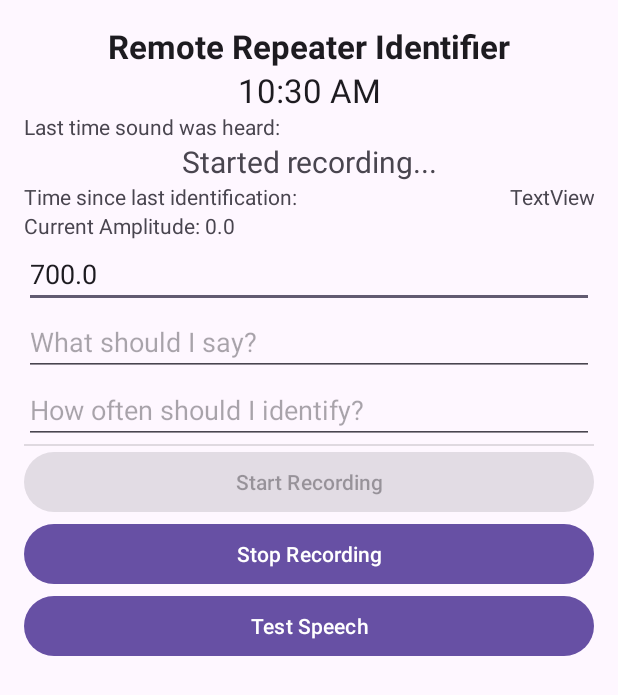
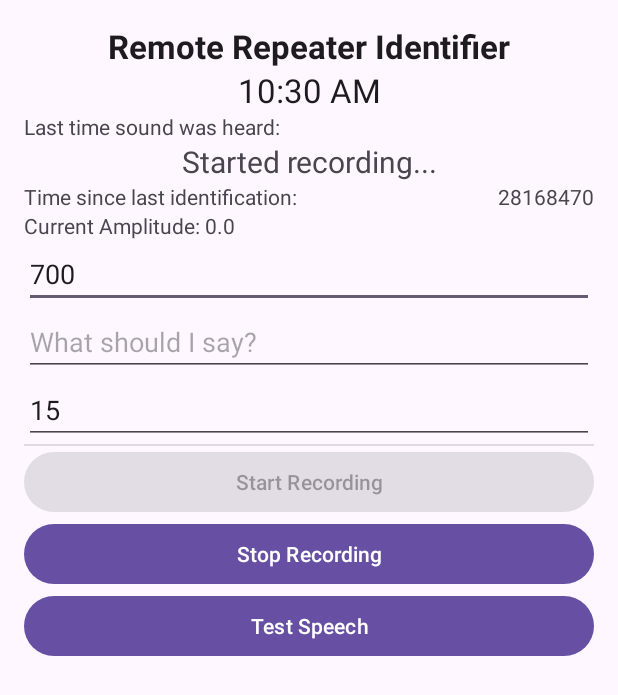
Before and after one commit to nathanchilton/remote-identifier, an Android app: the screen it shows after launch (MainActivity), after a tap on "Start Recording", on a phone screen of 412 x 824 dp. Shown: the top 695 px of the screen. Run offline under Robolectric (Android 15) with nearby library versions, the phone set to English and light mode, and no system bars.

Commit message:
feat: Values input by user will persist

```diff
--- a/app/src/main/java/com/nathanchilton/remoteidentifier/MainActivity.java
+++ b/app/src/main/java/com/nathanchilton/remoteidentifier/MainActivity.java
@@ -2,6 +2,7 @@ package com.nathanchilton.remoteidentifier;
 
 import androidx.appcompat.app.AppCompatActivity;
 
+import android.content.SharedPreferences;
 import android.os.Bundle;
 import android.os.Handler;
 
@@ -30,6 +31,8 @@ import android.widget.Toast;
 //public class SoundDetectionActivity extends AppCompatActivity {
 public class MainActivity extends AppCompatActivity {
 
+    private final String appName = "Remote Identifier"; // getString(R.string.app_name);
+
     private static final int REQUEST_RECORD_AUDIO_PERMISSION = 200;
     private boolean permissionToRecordAccepted = false;
     private String[] permissions = { Manifest.permission.RECORD_AUDIO };
@@ -38,31 +41,41 @@ public class MainActivity extends AppCompatActivity {
     private TextView timestampTextView;
     private double initialThreshold = 700;
     private final int DEFAULT_ANNOUNCEMENT_FREQUENCY = 15;
-    private int announcementFrequency = DEFAULT_ANNOUNCEMENT_FREQUENCY;
-    private double threshold = initialThreshold;
+    private final int DEFAULT_THRESHOLD = 700;
+
+    private float announcementFrequency = DEFAULT_ANNOUNCEMENT_FREQUENCY;
+    // private int threshold = DEFAULT_THRESHOLD;
 
     private long timeOfLastAnnouncement = 0;
     private long timeOfLastSoundWhichExceededTheThreshold = 0;
 
     TextToSpeech textToSpeech;
+
+    EditText thresholdEditText;
     EditText identificationText;
     EditText announcementFrequencyEditText;
+
     TextView currentAmplitude;
-    Button testSpeech;
+    SharedPreferences sharedPreferences;
 
     @Override
     protected void onCreate(Bundle savedInstanceState) {
+        sharedPreferences = getSharedPreferences(appName, MODE_PRIVATE);
+
         super.onCreate(savedInstanceState);
         setContentView(R.layout.activity_sound_detection);
 
         timestampTextView = findViewById(R.id.timestampTextView);
         ((EditText) findViewById(R.id.thresholdEditText)).setText(String.valueOf(initialThreshold));
+
         currentAmplitude = (TextView) findViewById(R.id.currentAmplitude);
-
+        identificationText = (EditText) findViewById(R.id.identificationText);
         announcementFrequencyEditText = (EditText) findViewById(R.id.announcementFrequency);
-
+        thresholdEditText = (EditText) findViewById(R.id.thresholdEditText);
 
         ActivityCompat.requestPermissions(this, permissions, REQUEST_RECORD_AUDIO_PERMISSION);
+
+        loadSettings();
 
         textToSpeech = new TextToSpeech(getApplicationContext(), new TextToSpeech.OnInitListener() {
             @Override
@@ -73,9 +86,7 @@ public class MainActivity extends AppCompatActivity {
             }
         });
 
-        identificationText = findViewById(R.id.identificationText);
-        testSpeech = findViewById(R.id.testSpeech);
-
+        Button testSpeech = findViewById(R.id.testSpeech);
         testSpeech.setOnClickListener(new View.OnClickListener() {
             @Override
             public void onClick(View v) {
@@ -101,21 +112,53 @@ public class MainActivity extends AppCompatActivity {
             }
         });
 
-        EditText thresholdEditText = findViewById(R.id.thresholdEditText);
         thresholdEditText.addTextChangedListener(new TextWatcher() {
+
+            @Override
+            public void onTextChanged(CharSequence charSequence, int i, int i1, int i2) {
+                saveSettings();
+                // loadSettings();
+            }
+
             @Override
             public void beforeTextChanged(CharSequence charSequence, int i, int i1, int i2) {
                 // Not used in this implementation
             }
 
             @Override
+            public void afterTextChanged(Editable editable) {
+                // Not used in this implementation
+            }
+        });
+
+        announcementFrequencyEditText.addTextChangedListener(new TextWatcher() {
+            @Override
             public void onTextChanged(CharSequence charSequence, int i, int i1, int i2) {
-                // Check if the input is a valid double and update the threshold value
-                try {
-                    threshold = Double.parseDouble(charSequence.toString());
-                } catch (NumberFormatException e) {
-                    threshold = 0.0; // Set a default threshold if parsing fails
-                }
+                saveSettings();
+                // loadSettings();
+            }
+
+            @Override
+            public void beforeTextChanged(CharSequence charSequence, int i, int i1, int i2) {
+                // Not used in this implementation
+            }
+
+            @Override
+            public void afterTextChanged(Editable editable) {
+                // Not used in this implementation
+            }
+        });
+
+        identificationText.addTextChangedListener(new TextWatcher() {
+            @Override
+            public void onTextChanged(CharSequence charSequence, int i, int i1, int i2) {
+                saveSettings();
+                // loadSettings();
+            }
+
+            @Override
+            public void beforeTextChanged(CharSequence charSequence, int i, int i1, int i2) {
+                // Not used in this implementation
             }
 
             @Override
@@ -125,14 +168,59 @@ public class MainActivity extends AppCompatActivity {
         });
     }
 
+    public void loadSettings() {
+        int thresholdValue = sharedPreferences.getInt("threshold", DEFAULT_THRESHOLD);
+        thresholdEditText.setText(String.valueOf(thresholdValue));
+
+        int announcementFrequency = sharedPreferences.getInt("announcementFrequency", DEFAULT_ANNOUNCEMENT_FREQUENCY);
+        announcementFrequencyEditText.setText(String.valueOf(announcementFrequency));
+
+        String identificationTextString = sharedPreferences.getString("identificationText", "");
+        identificationText.setText(String.valueOf(identificationTextString));
+    }
+
+    public void saveSettings() {
+        SharedPreferences.Editor editor = sharedPreferences.edit();
+        editor.putInt("threshold", getThreshold());
+        editor.putInt("announcementFrequency", getAnnouncementFrequency());
+        editor.putString("identificationText", getIdentificationText());
+        editor.apply();
+    }
+
+    private int getThreshold() {
+        int threshold = DEFAULT_THRESHOLD;
+        try {
+            threshold = Integer.parseInt(thresholdEditText.getText().toString());
+        } catch (Exception e) {
+            System.out.println("Failed to parse value for threshold:\n" + e.getMessage());
+            e.printStackTrace();
+        }
+        return threshold;
+    }
+
+    private int getAnnouncementFrequency() {
+        int howManyMinutes = DEFAULT_ANNOUNCEMENT_FREQUENCY;
+        try {
+            howManyMinutes = Integer.parseInt(announcementFrequencyEditText.getText().toString());
+        } catch (Exception e) {
+            System.out.println("Failed to parse value for announcementFrequency:\n" + e.getMessage());
+            e.printStackTrace();
+        }
+        return howManyMinutes;
+    }
+
+    private String getIdentificationText() {
+        String returnValue = identificationText.getText().toString();
+        return returnValue;
+    }
+
     private void makeAnnouncement() {
-        String toSpeak = identificationText.getText().toString();
+        String toSpeak = getIdentificationText();
         Toast.makeText(getApplicationContext(), toSpeak, Toast.LENGTH_SHORT).show();
         textToSpeech.speak(toSpeak, TextToSpeech.QUEUE_FLUSH, null);
 
         // reset the timeOfLastAnnouncement to the current time
         timeOfLastAnnouncement = System.currentTimeMillis();
-
     }
 
     @Override
@@ -156,7 +244,6 @@ public class MainActivity extends AppCompatActivity {
         final String filePath = outputFile.getAbsolutePath();
 
         final EditText thresholdEditText = findViewById(R.id.thresholdEditText);
-        threshold = Double.parseDouble(thresholdEditText.getText().toString());
 
         mediaRecorder = new MediaRecorder();
         mediaRecorder.setAudioSource(MediaRecorder.AudioSource.MIC);
@@ -172,6 +259,8 @@ public class MainActivity extends AppCompatActivity {
             handler.postDelayed(new Runnable() {
                 @Override
                 public void run() {
+                    int threshold = getThreshold();
+
                     if (mediaRecorder != null) {
                         double amplitude = getAmplitude();
                         currentAmplitude.setText("Current Amplitude: " + String.valueOf(amplitude));
@@ -183,19 +272,17 @@ public class MainActivity extends AppCompatActivity {
                             timeOfLastSoundWhichExceededTheThreshold = System.currentTimeMillis();
                         } else {
                             // nobody is talking, so we can make an announcement, if appropriate
-                            // Check if the input is a valid double and update the threshold value
-                            announcementFrequency = DEFAULT_ANNOUNCEMENT_FREQUENCY;
-                            try {
-                                announcementFrequency = Integer.parseInt(announcementFrequencyEditText.toString());
-                            } catch (NumberFormatException e) {
-                                System.out.println("Failed to parse value for announcementFrequency:\n" + e.getMessage());
-                                e.printStackTrace();
+
+                            // if timeSinceLastAnnouncement > announcementFrequency
+                            float minutesSinceLastAnnouncement = (float) ((System.currentTimeMillis()
+                                    - timeOfLastAnnouncement) / 1000 / 60);
+                            if ((minutesSinceLastAnnouncement > getAnnouncementFrequency())
+                                    && (timeOfLastSoundWhichExceededTheThreshold > timeOfLastAnnouncement)) {
+                                makeAnnouncement();
                             }
 
-                            // if timeSinceLastAnnouncement > announcementFrequency
-                            // and timeOfLastSoundWhichExceededTheThreshold > timeOfLatestAnnouncement
-                            makeAnnouncement();
-
+                            TextView timeSinceLastIDTextView = (TextView) findViewById(R.id.timeSinceLastID);
+                            timeSinceLastIDTextView.setText(String.valueOf((int) minutesSinceLastAnnouncement));
 
                         }
                         handler.postDelayed(this, 1000); // Check every second
--- a/app/src/main/res/layout/activity_sound_detection.xml
+++ b/app/src/main/res/layout/activity_sound_detection.xml
@@ -47,13 +47,13 @@
         android:layout_height="wrap_content"> >
 
         <TextView
-            android:id="@+id/textView"
+            android:id="@+id/timeSinceLastIDLabel"
             android:layout_width="match_parent"
             android:layout_height="wrap_content"
             android:text="Time since last identification:" />
 
         <TextView
-            android:id="@+id/textView2"
+            android:id="@+id/timeSinceLastID"
             android:layout_width="wrap_content"
             android:layout_height="wrap_content"
             android:layout_alignParentRight="true"
```
